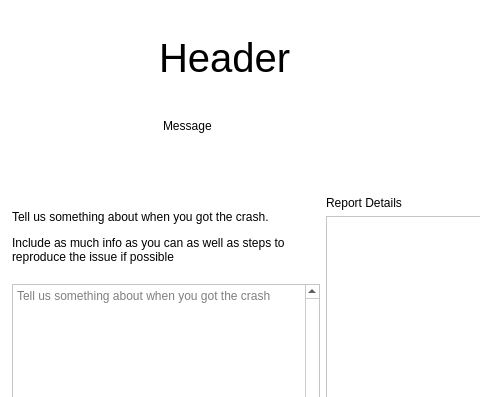
The window that src/crashhandler/qgscrashdialog.ui (qgis/QGIS) describes before a commit, drawn with Qt 5; both pictures show x 0 to 480 and y 0 to 397 of the 645 by 565 pixel window.
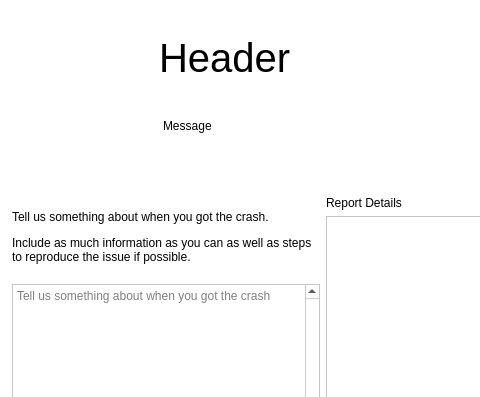
The same window after the commit. Icons and pictures are not drawn.

Commit message: [crash handler] grammer fixes

Patch:
```diff
--- a/src/crashhandler/qgscrashdialog.ui
+++ b/src/crashhandler/qgscrashdialog.ui
@@ -522,7 +522,7 @@
              </sizepolicy>
             </property>
             <property name="text">
-             <string>&lt;html&gt;&lt;head/&gt;&lt;body&gt;&lt;p&gt;Tell us something about when you got the crash.&lt;/p&gt;&lt;p&gt;Include as much info as you can as well as steps to reproduce the issue if possible&lt;/p&gt;&lt;/body&gt;&lt;/html&gt;</string>
+             <string>&lt;html&gt;&lt;head/&gt;&lt;body&gt;&lt;p&gt;Tell us something about when you got the crash.&lt;/p&gt;&lt;p&gt;Include as much information as you can as well as steps to reproduce the issue if possible.&lt;/p&gt;&lt;/body&gt;&lt;/html&gt;</string>
             </property>
             <property name="wordWrap">
              <bool>true</bool>
```
